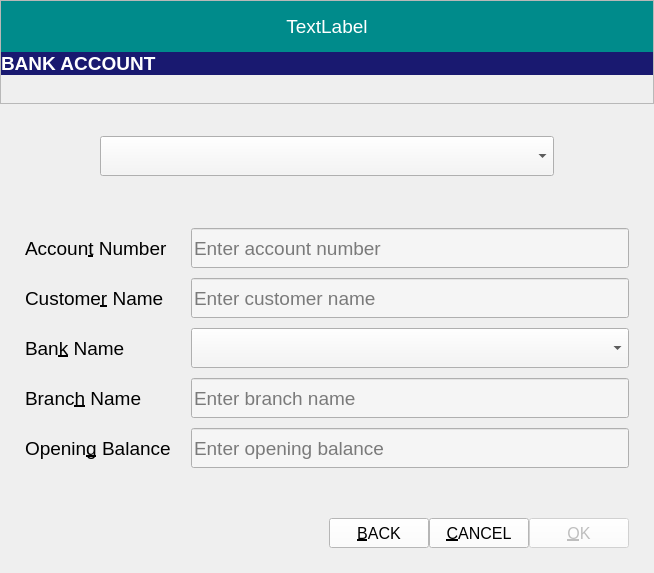
Qt form ui_files/account.ui (mosleuddin/ExpenseTracker) before a commit.
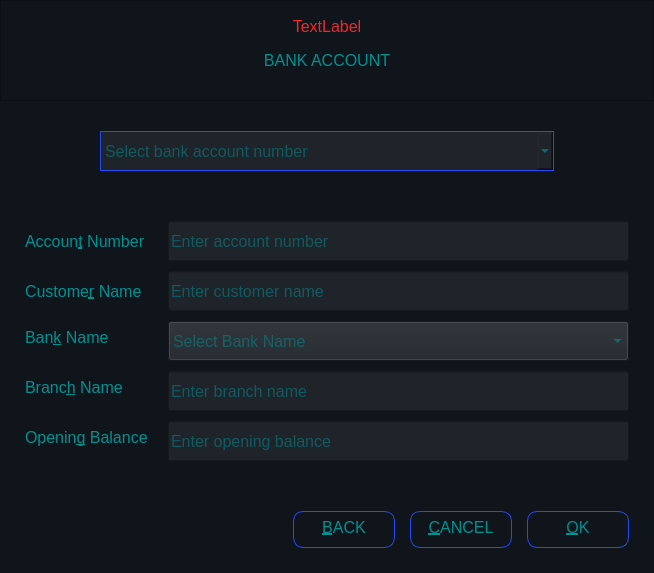
The same form after that commit. Icons and pictures are not drawn.

What changed in the file:
```diff
--- a/ui_files/account.ui
+++ b/ui_files/account.ui
@@ -14,7 +14,9 @@
    </rect>
   </property>
   <property name="font">
-   <font/>
+   <font>
+    <pointsize>-1</pointsize>
+   </font>
   </property>
   <property name="windowTitle">
    <string>Expense Tracker</string>
@@ -24,7 +26,67 @@
     <normaloff>:/icons/expense_tracker_sm.png</normaloff>:/icons/expense_tracker_sm.png</iconset>
   </property>
   <property name="styleSheet">
-   <string notr="true"/>
+   <string notr="true">*{
+    		 background-color :#10141b;
+		color: rgb(0, 145, 145);
+		font-size: 16px;
+}
+
+QLabel{
+		color:rgba(255, 255, 255, .60);
+}
+
+QLineEdit{
+            background-color :#1f232a;
+        }
+
+QComboBox{
+		background-color :#1f232a;
+		selection-color: rgb(255, 255, 255);
+		selection-background-color: rgb(32, 74, 135);
+}
+
+QLineEdit::disabled,
+QComboBox::disabled
+{
+	background-color: #10141b;
+ }
+
+#comboAccount{
+		border: 1px solid #264BF6;
+}
+
+#labelMessage{
+	color: rgb(239, 41, 41);
+}
+
+QPushButton{
+ 	color:rgba(0, 255, 0, .50);
+    width: 100px;
+	height: 20px;
+	text-align: center;
+	padding: 5px, 10px;
+	border: 1px solid #264BF6;
+	border-radius: 10px;
+}
+
+QPushButton::hover{
+	background-color: rgba(0, 0, 255, .30);
+     color: rgba(255, 255, 255, .50);
+}
+
+QPushButton::disabled{
+	background-color: rgba(0, 0, 0, .50);
+     color: rgba(255, 255, 255, .50);
+}
+ 
+       
+
+        
+
+
+
+</string>
   </property>
   <property name="modal">
    <bool>true</bool>
@@ -47,6 +109,11 @@
    </property>
    <item>
     <widget class="QFrame" name="frameHeader">
+     <property name="font">
+      <font>
+       <pointsize>-1</pointsize>
+      </font>
+     </property>
      <property name="frameShape">
       <enum>QFrame::StyledPanel</enum>
      </property>
@@ -80,18 +147,16 @@
         <property name="maximumSize">
          <size>
           <width>16777215</width>
-          <height>60</height>
+          <height>16777215</height>
          </size>
         </property>
         <property name="font">
          <font>
-          <pointsize>14</pointsize>
+          <pointsize>-1</pointsize>
          </font>
         </property>
         <property name="styleSheet">
-         <string notr="true">color: rgb(255, 255, 255);
-background-color: rgb(0, 139, 139);
-</string>
+         <string notr="true"/>
         </property>
         <property name="text">
          <string>TextLabel</string>
@@ -109,32 +174,29 @@
         <property name="minimumSize">
          <size>
           <width>0</width>
-          <height>10</height>
+          <height>0</height>
          </size>
         </property>
         <property name="maximumSize">
          <size>
           <width>16777215</width>
-          <height>60</height>
+          <height>16777215</height>
          </size>
         </property>
         <property name="font">
          <font>
-          <pointsize>14</pointsize>
-          <bold>true</bold>
+          <pointsize>-1</pointsize>
           <underline>false</underline>
          </font>
         </property>
         <property name="styleSheet">
-         <string notr="true">color: rgb(255, 255, 255);
-background-color: rgb(25, 25, 112);
-</string>
+         <string notr="true"/>
         </property>
         <property name="text">
          <string>BANK ACCOUNT</string>
         </property>
         <property name="alignment">
-         <set>Qt::AlignLeading|Qt::AlignLeft|Qt::AlignVCenter</set>
+         <set>Qt::AlignCenter</set>
         </property>
         <property name="margin">
          <number>10</number>
@@ -146,6 +208,11 @@
    </item>
    <item>
     <widget class="QFrame" name="frameCombo">
+     <property name="font">
+      <font>
+       <pointsize>-1</pointsize>
+      </font>
+     </property>
      <layout class="QHBoxLayout" name="comboLayout">
       <property name="spacing">
        <number>0</number>
@@ -164,6 +231,9 @@
       </property>
       <item>
        <widget class="QComboBox" name="comboAccount">
+        <property name="enabled">
+         <bool>true</bool>
+        </property>
         <property name="minimumSize">
          <size>
           <width>0</width>
@@ -172,18 +242,23 @@
         </property>
         <property name="font">
          <font>
-          <pointsize>14</pointsize>
+          <pointsize>-1</pointsize>
+          <bold>false</bold>
+          <kerning>true</kerning>
          </font>
         </property>
         <property name="styleSheet">
-         <string notr="true">background-color: rgb(245, 245, 245);
-selection-background-color: rgb(64, 107, 191);
-selection-color: rgb(255, 255, 255);
-</string>
+         <string notr="true"/>
+        </property>
+        <property name="maxVisibleItems">
+         <number>5000</number>
         </property>
         <property name="placeholderText">
          <string>Select bank account number</string>
         </property>
+        <property name="frame">
+         <bool>true</bool>
+        </property>
        </widget>
       </item>
      </layout>
@@ -191,6 +266,11 @@
    </item>
    <item>
     <widget class="QFrame" name="frameBody">
+     <property name="font">
+      <font>
+       <pointsize>-1</pointsize>
+      </font>
+     </property>
      <layout class="QFormLayout" name="formLayout">
       <property name="formAlignment">
        <set>Qt::AlignLeading|Qt::AlignLeft|Qt::AlignVCenter</set>
@@ -223,7 +303,7 @@
         </property>
         <property name="font">
          <font>
-          <pointsize>14</pointsize>
+          <pointsize>-1</pointsize>
          </font>
         </property>
         <property name="text">
@@ -236,6 +316,9 @@
       </item>
       <item row="1" column="1">
        <widget class="QLineEdit" name="editAccountNumber">
+        <property name="enabled">
+         <bool>true</bool>
+        </property>
         <property name="minimumSize">
          <size>
           <width>0</width>
@@ -244,11 +327,11 @@
         </property>
         <property name="font">
          <font>
-          <pointsize>14</pointsize>
+          <pointsize>-1</pointsize>
          </font>
         </property>
         <property name="styleSheet">
-         <string notr="true">background-color: rgb(245, 245, 245);</string>
+         <string notr="true"/>
         </property>
         <property name="inputMethodHints">
          <set>Qt::ImhNone</set>
@@ -271,7 +354,7 @@
         </property>
         <property name="font">
          <font>
-          <pointsize>14</pointsize>
+          <pointsize>-1</pointsize>
          </font>
         </property>
         <property name="text">
@@ -292,11 +375,11 @@
         </property>
         <property name="font">
          <font>
-          <pointsize>14</pointsize>
+          <pointsize>-1</pointsize>
          </font>
         </property>
         <property name="styleSheet">
-         <string notr="true">background-color: rgb(245, 245, 245);</string>
+         <string notr="true"/>
         </property>
         <property name="inputMethodHints">
          <set>Qt::ImhNone</set>
@@ -313,7 +396,7 @@
        <widget class="QLabel" name="labelBankName">
         <property name="font">
          <font>
-          <pointsize>14</pointsize>
+          <pointsize>-1</pointsize>
          </font>
         </property>
         <property name="text">
@@ -334,14 +417,11 @@
         </property>
         <property name="font">
          <font>
-          <pointsize>14</pointsize>
+          <pointsize>-1</pointsize>
          </font>
         </property>
         <property name="styleSheet">
-         <string notr="true">background-color: rgb(245, 245, 245);
-selection-background-color: rgb(64, 107, 191);
-selection-color: rgb(255, 255, 255);
-</string>
+         <string notr="true"/>
         </property>
         <property name="placeholderText">
          <string>Select Bank Name</string>
@@ -355,7 +435,7 @@
        <widget class="QLabel" name="labelBranchName">
         <property name="font">
          <font>
-          <pointsize>14</pointsize>
+          <pointsize>-1</pointsize>
          </font>
         </property>
         <property name="text">
@@ -376,11 +456,11 @@
         </property>
         <property name="font">
          <font>
-          <pointsize>14</pointsize>
+          <pointsize>-1</pointsize>
          </font>
         </property>
         <property name="styleSheet">
-         <string notr="true">background-color: rgb(245, 245, 245);</string>
+         <string notr="true"/>
         </property>
         <property name="inputMethodHints">
          <set>Qt::ImhNone</set>
@@ -397,7 +477,7 @@
        <widget class="QLabel" name="labelOpeningBalance">
         <property name="font">
          <font>
-          <pointsize>14</pointsize>
+          <pointsize>-1</pointsize>
          </font>
         </property>
         <property name="text">
@@ -418,11 +498,11 @@
         </property>
         <property name="font">
          <font>
-          <pointsize>14</pointsize>
+          <pointsize>-1</pointsize>
          </font>
         </property>
         <property name="styleSheet">
-         <string notr="true">background-color: rgb(245, 245, 245);</string>
+         <string notr="true"/>
         </property>
         <property name="maxLength">
          <number>8</number>
@@ -437,9 +517,14 @@
    </item>
    <item>
     <widget class="QFrame" name="framefooter">
+     <property name="font">
+      <font>
+       <pointsize>-1</pointsize>
+      </font>
+     </property>
      <layout class="QHBoxLayout" name="buttonLayout">
       <property name="spacing">
-       <number>0</number>
+       <number>15</number>
       </property>
       <property name="leftMargin">
        <number>0</number>
@@ -455,6 +540,11 @@
       </property>
       <item>
        <spacer name="horizontalSpacer_3">
+        <property name="font">
+         <font>
+          <pointsize>-1</pointsize>
+         </font>
+        </property>
         <property name="orientation">
          <enum>Qt::Horizontal</enum>
         </property>
@@ -470,25 +560,23 @@
        <widget class="QPushButton" name="buttonBack">
         <property name="minimumSize">
          <size>
-          <width>100</width>
-          <height>30</height>
+          <width>0</width>
+          <height>0</height>
          </size>
         </property>
         <property name="maximumSize">
          <size>
-          <width>100</width>
-          <height>30</height>
+          <width>16777215</width>
+          <height>16777215</height>
          </size>
         </property>
         <property name="font">
          <font>
-          <pointsize>12</pointsize>
-          <bold>false</bold>
+          <pointsize>-1</pointsize>
          </font>
         </property>
         <property name="styleSheet">
-         <string notr="true">background-color: rgb(255, 255, 255);
-</string>
+         <string notr="true"/>
         </property>
         <property name="text">
          <string>&amp;BACK</string>
@@ -512,25 +600,23 @@
         </property>
         <property name="minimumSize">
          <size>
-          <width>100</width>
-          <height>30</height>
+          <width>0</width>
+          <height>0</height>
          </size>
         </property>
         <property name="maximumSize">
          <size>
-          <width>100</width>
-          <height>30</height>
+          <width>16777215</width>
+          <height>16777215</height>
          </size>
         </property>
         <property name="font">
          <font>
-          <pointsize>12</pointsize>
-          <bold>false</bold>
+          <pointsize>-1</pointsize>
          </font>
         </property>
         <property name="styleSheet">
-         <string notr="true">background-color: rgb(255, 255, 255);
-</string>
+         <string notr="true"/>
         </property>
         <property name="text">
          <string>&amp;CANCEL</string>
@@ -554,25 +640,23 @@
         </property>
         <property name="minimumSize">
          <size>
-          <width>100</width>
-          <height>30</height>
+          <width>0</width>
+          <height>0</height>
          </size>
         </property>
         <property name="maximumSize">
          <size>
-          <width>100</width>
-          <height>30</height>
+          <width>16777215</width>
+          <height>16777215</height>
          </size>
         </property>
         <property name="font">
          <font>
-          <pointsize>12</pointsize>
-          <bold>false</bold>
+          <pointsize>-1</pointsize>
          </font>
         </property>
         <property name="styleSheet">
-         <string notr="true">background-color: rgb(255, 255, 255);
-</string>
+         <string notr="true"/>
         </property>
         <property name="text">
          <string>&amp;OK</string>
```
Left out of the diff: 6 changed lines with no effect on the pictures.
